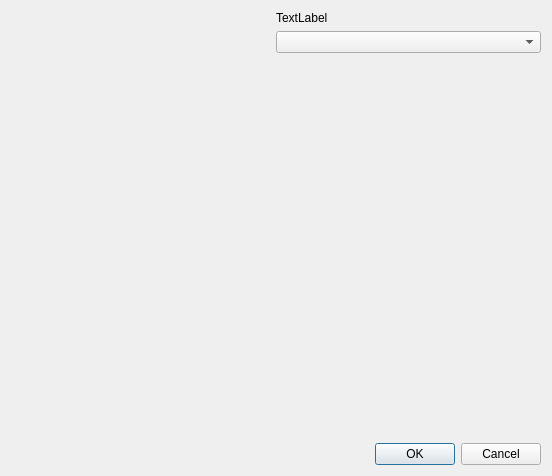
Before: the Qt Designer form src/mufsettings_w.ui in MuffyPuff/StrahCalc, drawn with Qt 5.
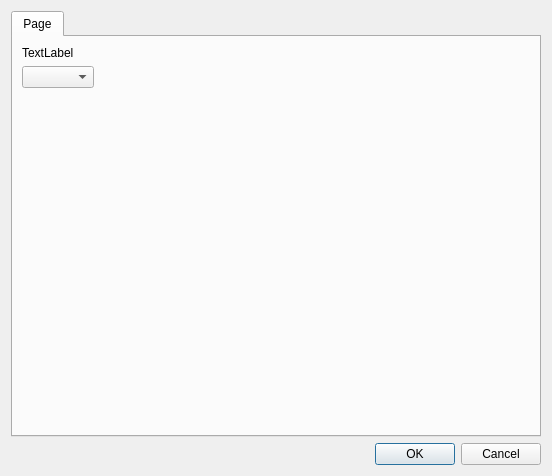
After: the same form once the commit is applied.

```diff
--- a/src/mufsettings_w.ui
+++ b/src/mufsettings_w.ui
@@ -14,7 +14,27 @@
    <string>Dialog</string>
   </property>
   <layout class="QGridLayout" name="gridLayout">
-   <item row="0" column="1">
+   <item row="2" column="0">
+    <widget class="QDialogButtonBox" name="buttonBox">
+     <property name="orientation">
+      <enum>Qt::Horizontal</enum>
+     </property>
+     <property name="standardButtons">
+      <set>QDialogButtonBox::Cancel|QDialogButtonBox::Ok</set>
+     </property>
+    </widget>
+   </item>
+   <item row="0" column="0">
+    <widget class="QTabWidget" name="tabWidget">
+     <property name="currentIndex">
+      <number>0</number>
+     </property>
+     <widget class="QWidget" name="tab">
+      <attribute name="title">
+       <string>Page</string>
+      </attribute>
+      <layout class="QGridLayout" name="gridLayout_3">
+       <item row="0" column="0">
     <layout class="QVBoxLayout" name="_lang">
      <item>
       <widget class="QLabel" name="lang_l">
@@ -28,17 +48,7 @@
      </item>
     </layout>
    </item>
-   <item row="3" column="1">
-    <widget class="QDialogButtonBox" name="buttonBox">
-     <property name="orientation">
-      <enum>Qt::Horizontal</enum>
-     </property>
-     <property name="standardButtons">
-      <set>QDialogButtonBox::Cancel|QDialogButtonBox::Ok</set>
-     </property>
-    </widget>
-   </item>
-   <item row="0" column="0">
+       <item row="0" column="1">
     <spacer name="horizontalSpacer">
      <property name="orientation">
       <enum>Qt::Horizontal</enum>
@@ -51,7 +61,7 @@
      </property>
     </spacer>
    </item>
-   <item row="1" column="1">
+       <item row="1" column="0">
     <spacer name="verticalSpacer_2">
      <property name="orientation">
       <enum>Qt::Vertical</enum>
@@ -59,10 +69,14 @@
      <property name="sizeHint" stdset="0">
       <size>
        <width>20</width>
-       <height>40</height>
+           <height>313</height>
       </size>
      </property>
     </spacer>
+       </item>
+      </layout>
+     </widget>
+    </widget>
    </item>
   </layout>
  </widget>
```
Lines whose indentation alone changed are shown as unchanged.
